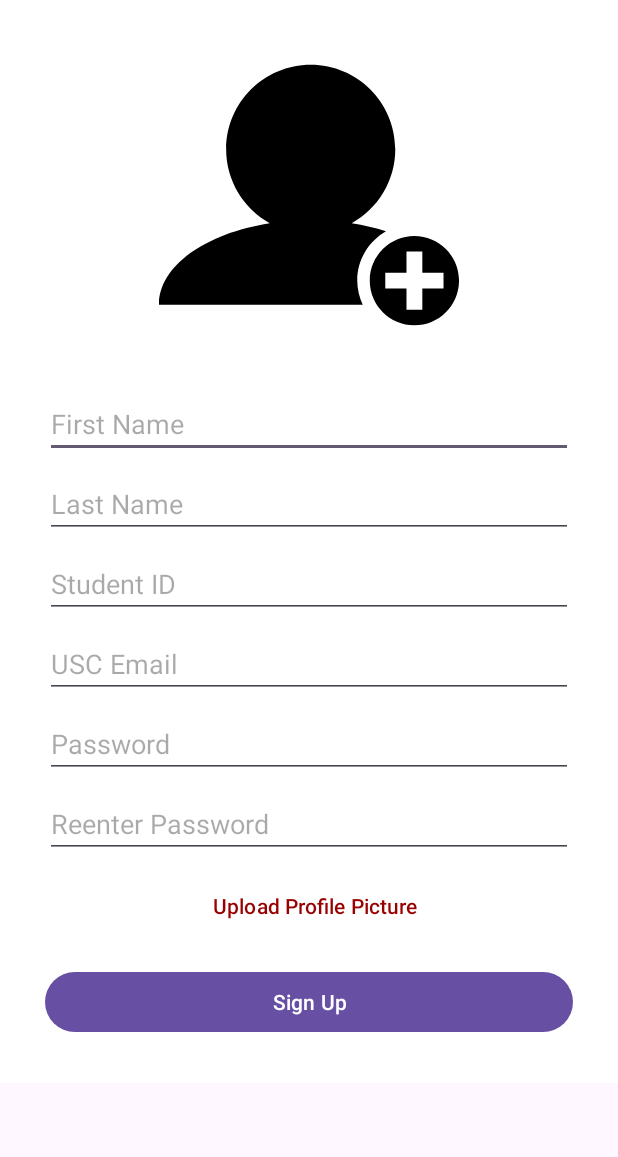
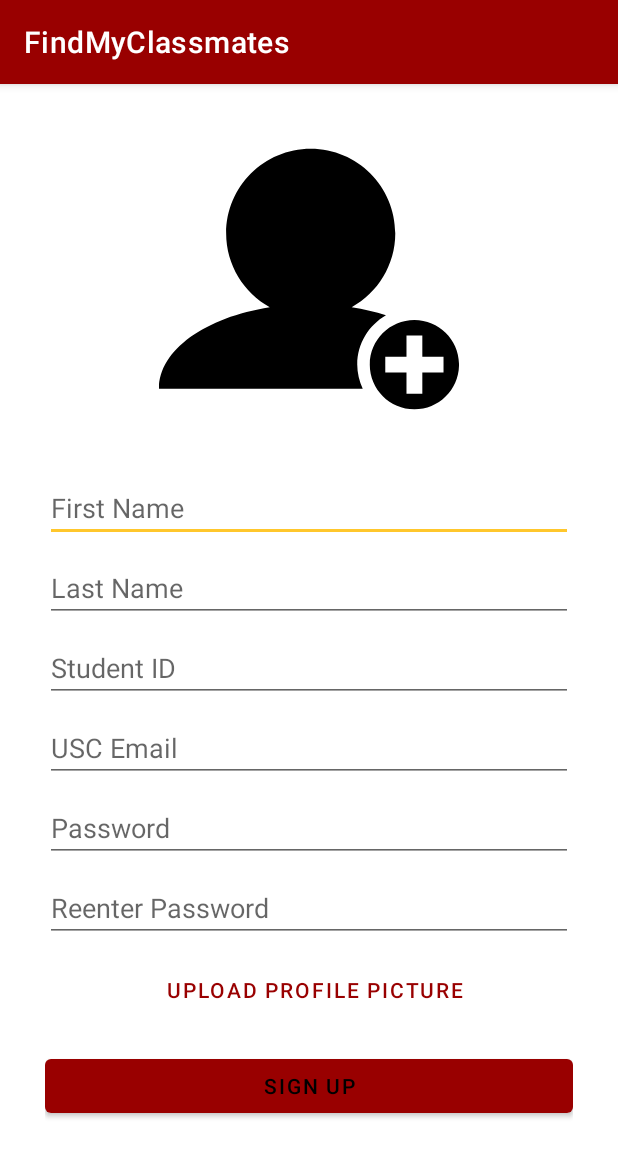
Before and after one commit to gracekkuo/FindMyClassmates, an Android app: the screen it shows after launch (SignupActivity), on a phone screen of 412 x 824 dp. Shown: the top 1157 px of the screen. Run offline under Robolectric (Android 15) with nearby library versions, the phone set to English and light mode, and no system bars; our stand-ins replace Firebase (no records; nobody signed in at launch, a user with empty details on screens opened directly).

Commit message:
changed status bar + navbar theme
-androidmanifest.xml now has the correct theme
-ALL CHANGE TO THE THEME SHOULD HAPPEN IN THEMES.XML

```diff
--- a/app/src/main/AndroidManifest.xml
+++ b/app/src/main/AndroidManifest.xml
@@ -13,7 +13,7 @@
         android:label="@string/app_name"
         android:roundIcon="@mipmap/ic_launcher_round"
         android:supportsRtl="true"
-        android:theme="@style/Theme.FindMyClassmates"
+        android:theme="@style/Theme.FindMyClassmatesDefault"
         android:usesCleartextTraffic="true"
         tools:targetApi="31">
         <activity
--- a/app/src/main/res/layout/activity_message.xml
+++ b/app/src/main/res/layout/activity_message.xml
@@ -20,7 +20,7 @@
             android:layout_height="wrap_content"
             android:id="@+id/toolbar_message"
             android:theme="@style/Base.ThemeOverlay.AppCompat.Dark.ActionBar"
-            app:popupTheme="@style/Theme.AppCompat.DayNight"
+            app:popupTheme="@style/ThemeOverlay.AppCompat.Dark"
             android:background="@color/red">
 
             <de.hdodenhof.circleimageview.CircleImageView
--- a/app/src/main/res/layout/fragment_chat.xml
+++ b/app/src/main/res/layout/fragment_chat.xml
@@ -18,8 +18,8 @@
             android:layout_width="match_parent"
             android:layout_height="wrap_content"
             android:id="@+id/toolbarmain"
-            android:theme="@style/Base.ThemeOverlay.AppCompat.Dark.ActionBar"
-            app:popupTheme="@style/Theme.AppCompat.DayNight"
+            android:theme="@style/Theme.FindMyClassmatesDefault"
+            app:popupTheme="@style/Theme.Material3.Dark"
             android:background="@color/red">
 
 
--- a/app/src/main/res/layout/fragment_chats.xml
+++ b/app/src/main/res/layout/fragment_chats.xml
@@ -7,9 +7,6 @@
 
     tools:context=".activities.mainFeatures.ChatsFragment">
 
-    <!-- TODO: Update blank fragment layout -->
-
-
     <androidx.recyclerview.widget.RecyclerView
         android:layout_width="match_parent"
         android:layout_height="match_parent"
--- a/app/src/main/res/values/themes.xml
+++ b/app/src/main/res/values/themes.xml
@@ -1,10 +1,10 @@
 <resources xmlns:tools="http://schemas.android.com/tools">
     <!-- Base application theme. -->
-    <style name="Theme.FindMyClassmates" parent="Theme.MaterialComponents.DayNight.DarkActionBar">
+    <style name="Theme.FindMyClassmatesDefault" parent="Theme.MaterialComponents.DayNight.DarkActionBar">
         <!-- Primary brand color. -->
         <item name="colorPrimary">@color/red</item>
         <item name="colorPrimaryVariant">@color/purple_700</item>
-        <item name="colorOnPrimary">@color/white</item>
+        <item name="colorOnPrimary">@color/black</item>
         <!-- Secondary brand color. -->
         <item name="colorSecondary">@color/yellow</item>
         <item name="colorSecondaryVariant">@color/teal_700</item>
@@ -12,6 +12,7 @@
         <!-- Status bar color. -->
         <item name="android:statusBarColor" tools:targetApi="l">?attr/colorPrimaryVariant</item>
         <!-- Customize your theme here. -->
+        <item name="android:navigationBarColor">@android:color/black</item>
     </style>
     <!-- Base application theme. -->
     <style name="Base.Theme.FindMyClassmates" parent="Theme.Material3.DayNight.NoActionBar">
```
